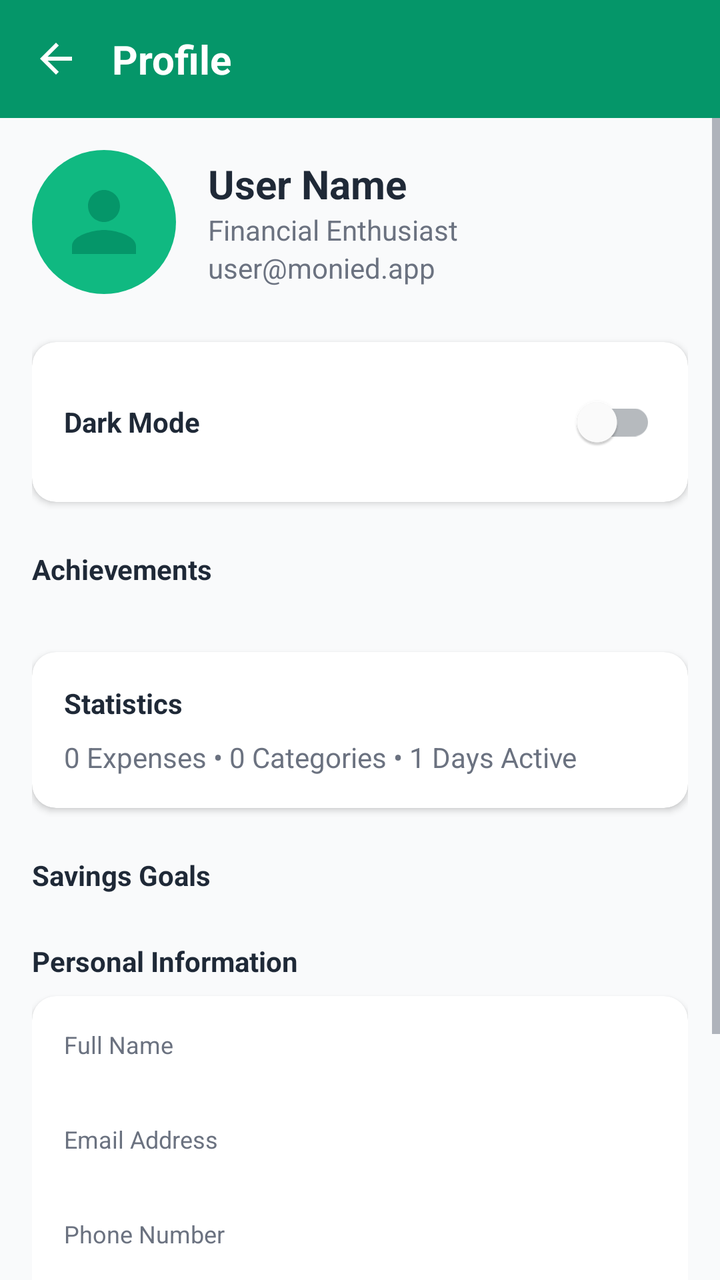
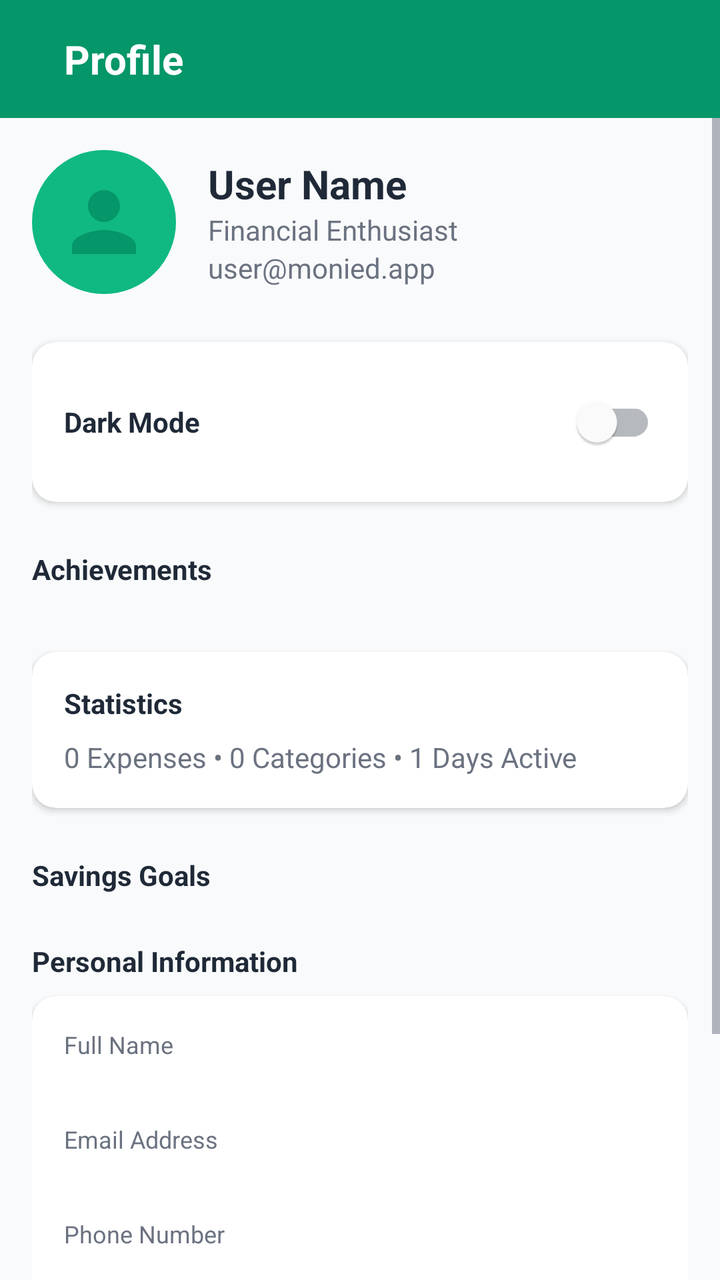

Before-and-after screenshots of an Android layout around one commit, followed by the original layout XML and the change that was made.
<!-- AndroidManifest.xml: application theme Theme.Monied -->
<!-- res/layout/fragment_profile.xml -->
<?xml version="1.0" encoding="utf-8"?>
<LinearLayout xmlns:android="http://schemas.android.com/apk/res/android"
    xmlns:app="http://schemas.android.com/apk/res-auto"
    android:layout_width="match_parent"
    android:layout_height="match_parent"
    android:orientation="vertical"
    android:background="?attr/android:windowBackground">

    
    <LinearLayout
        android:layout_width="match_parent"
        android:layout_height="wrap_content"
        android:background="@color/emerald_600"
        android:orientation="horizontal"
        android:padding="16dp"
        android:gravity="center_vertical">

        <ImageButton
            android:id="@+id/btnBack"
            android:layout_width="wrap_content"
            android:layout_height="wrap_content"
            android:background="?attr/selectableItemBackgroundBorderless"
            android:src="@drawable/ic_back"
            app:tint="@color/white"
            android:contentDescription="@string/cd_back_button" />

        <TextView
            android:layout_width="wrap_content"
            android:layout_height="wrap_content"
            android:layout_marginStart="16dp"
            android:text="Profile"
            android:textColor="@color/white"
            android:textSize="20sp"
            android:textStyle="bold" />
    </LinearLayout>

    <ScrollView
        android:layout_width="match_parent"
        android:layout_height="match_parent">

        <LinearLayout
            android:layout_width="match_parent"
            android:layout_height="wrap_content"
            android:orientation="vertical"
            android:padding="16dp">

            
            <LinearLayout
                android:layout_width="match_parent"
                android:layout_height="wrap_content"
                android:orientation="horizontal"
                android:gravity="center_vertical"
                android:layout_marginBottom="24dp">

                <ImageView
                    android:layout_width="72dp"
                    android:layout_height="72dp"
                    android:src="@drawable/ic_person"
                    android:background="@drawable/circle_background"
                    app:tint="@color/emerald_600"
                    android:padding="12dp" />

                <LinearLayout
                    android:layout_width="0dp"
                    android:layout_weight="1"
                    android:layout_height="wrap_content"
                    android:layout_marginStart="16dp"
                    android:orientation="vertical">

                    <TextView
                        android:id="@+id/tvFullName"
                        android:layout_width="wrap_content"
                        android:layout_height="wrap_content"
                        android:text="User Name"
                        android:textSize="20sp"
                        android:textStyle="bold"
                        android:textColor="?attr/colorOnSurface" />

                    <TextView
                        android:id="@+id/tvUserRole"
                        android:layout_width="wrap_content"
                        android:layout_height="wrap_content"
                        android:text="Financial Enthusiast"
                        android:textColor="?attr/android:textColorSecondary" />

                    <TextView
                        android:id="@+id/tvEmail"
                        android:layout_width="wrap_content"
                        android:layout_height="wrap_content"
                        android:text="user@monied.app"
                        android:textColor="?attr/android:textColorSecondary" />
                </LinearLayout>
            </LinearLayout>

            
            <com.google.android.material.card.MaterialCardView
                android:layout_width="match_parent"
                android:layout_height="wrap_content"
                android:layout_marginBottom="24dp"
                app:cardCornerRadius="12dp"
                app:cardElevation="2dp"
                app:cardBackgroundColor="?attr/colorSurface">

                <LinearLayout
                    android:layout_width="match_parent"
                    android:layout_height="wrap_content"
                    android:orientation="horizontal"
                    android:padding="16dp"
                    android:gravity="center_vertical">

                    <TextView
                        android:layout_width="0dp"
                        android:layout_weight="1"
                        android:layout_height="wrap_content"
                        android:text="Dark Mode"
                        android:textStyle="bold"
                        android:textColor="?attr/colorOnSurface" />

                    <com.google.android.material.switchmaterial.SwitchMaterial
                        android:id="@+id/switchDarkMode"
                        android:layout_width="wrap_content"
                        android:layout_height="wrap_content" />
                </LinearLayout>
            </com.google.android.material.card.MaterialCardView>

            
            <TextView
                android:layout_width="match_parent"
                android:layout_height="wrap_content"
                android:text="Achievements"
                android:textStyle="bold"
                android:textColor="?attr/colorOnSurface"
                android:layout_marginBottom="8dp" />

            <androidx.recyclerview.widget.RecyclerView
                android:id="@+id/rvBadges"
                android:layout_width="match_parent"
                android:layout_height="wrap_content"
                android:layout_marginBottom="24dp"
                android:orientation="horizontal"
                app:layoutManager="androidx.recyclerview.widget.LinearLayoutManager" />

            
            <com.google.android.material.card.MaterialCardView
                android:layout_width="match_parent"
                android:layout_height="wrap_content"
                android:layout_marginBottom="24dp"
                app:cardCornerRadius="12dp"
                app:cardElevation="2dp"
                app:cardBackgroundColor="?attr/colorSurface">

                <LinearLayout
                    android:layout_width="match_parent"
                    android:layout_height="wrap_content"
                    android:orientation="vertical"
                    android:padding="16dp">

                    <TextView
                        android:layout_width="wrap_content"
                        android:layout_height="wrap_content"
                        android:text="Statistics"
                        android:textStyle="bold"
                        android:textColor="?attr/colorOnSurface"
                        android:layout_marginBottom="8dp"/>

                    <TextView
                        android:id="@+id/tvStats"
                        android:layout_width="wrap_content"
                        android:layout_height="wrap_content"
                        android:text="0 Expenses • 0 Categories • 1 Days Active"
                        android:textColor="?attr/android:textColorSecondary" />
                </LinearLayout>
            </com.google.android.material.card.MaterialCardView>

            
            <TextView
                android:layout_width="match_parent"
                android:layout_height="wrap_content"
                android:text="Savings Goals"
                android:textStyle="bold"
                android:textColor="?attr/colorOnSurface"
                android:layout_marginBottom="8dp" />

            <androidx.recyclerview.widget.RecyclerView
                android:id="@+id/rvSavingsGoals"
                android:layout_width="match_parent"
                android:layout_height="wrap_content"
                android:layout_marginBottom="16dp"
                android:nestedScrollingEnabled="false" />

            
            <TextView
                android:layout_width="match_parent"
                android:layout_height="wrap_content"
                android:text="Personal Information"
                android:textStyle="bold"
                android:textColor="?attr/colorOnSurface"
                android:layout_marginBottom="8dp" />

            <com.google.android.material.card.MaterialCardView
                android:layout_width="match_parent"
                android:layout_height="wrap_content"
                android:layout_marginBottom="16dp"
                app:cardCornerRadius="12dp"
                app:cardElevation="2dp"
                app:cardBackgroundColor="?attr/colorSurface">

                <LinearLayout
                    android:layout_width="match_parent"
                    android:layout_height="wrap_content"
                    android:orientation="vertical"
                    android:padding="16dp">

                    <TextView
                        android:layout_width="wrap_content"
                        android:layout_height="wrap_content"
                        android:text="Full Name"
                        android:textColor="?attr/android:textColorSecondary"
                        android:textSize="12sp" />

                    <TextView
                        android:id="@+id/tvInfoFullName"
                        android:layout_width="match_parent"
                        android:layout_height="wrap_content"
                        android:textColor="?attr/colorOnSurface"
                        android:textSize="14sp"
                        android:layout_marginBottom="12dp" />

                    <TextView
                        android:layout_width="wrap_content"
                        android:layout_height="wrap_content"
                        android:text="Email Address"
                        android:textColor="?attr/android:textColorSecondary"
                        android:textSize="12sp" />

                    <TextView
                        android:id="@+id/tvInfoEmail"
                        android:layout_width="match_parent"
                        android:layout_height="wrap_content"
                        android:textColor="?attr/colorOnSurface"
                        android:textSize="14sp"
                        android:layout_marginBottom="12dp" />

                    <TextView
                        android:layout_width="wrap_content"
                        android:layout_height="wrap_content"
                        android:text="Phone Number"
                        android:textColor="?attr/android:textColorSecondary"
                        android:textSize="12sp" />

                    <TextView
                        android:id="@+id/tvInfoPhone"
                        android:layout_width="match_parent"
                        android:layout_height="wrap_content"
                        android:textColor="?attr/colorOnSurface"
                        android:textSize="14sp" />
                </LinearLayout>
            </com.google.android.material.card.MaterialCardView>

            
            <Button
                android:id="@+id/btnLogout"
                style="@style/Widget.Monied.Button"
                android:layout_width="match_parent"
                android:layout_height="56dp"
                android:text="Logout"
                android:backgroundTint="@color/red_600"
                android:layout_marginTop="16dp"
                android:layout_marginBottom="32dp" />

        </LinearLayout>
    </ScrollView>
</LinearLayout>
<!-- resources referenced by this layout -->
<resources>
  <color name="emerald_600">#059669</color>
  <color name="red_600">#DC2626</color>
  <color name="white">#FFFFFF</color>
  <!-- drawable circle_background (drawable) -->
  <?xml version="1.0" encoding="utf-8"?>
  <shape xmlns:android="http://schemas.android.com/apk/res/android"
      android:shape="oval">
      <solid android:color="@color/emerald_500" />
  </shape>
  <!-- drawable ic_back (drawable) -->
  <vector xmlns:android="http://schemas.android.com/apk/res/android"
      android:width="24dp"
      android:height="24dp"
      android:viewportWidth="24"
      android:viewportHeight="24"
      android:tint="#333333">
      <path
          android:fillColor="@android:color/white"
          android:pathData="M20,11H7.83l5.59,-5.59L12,4l-8,8 8,8 1.41,-1.41L7.83,13H20v-2z"/>
  </vector>
  <!-- drawable ic_person (drawable) -->
  <vector xmlns:android="http://schemas.android.com/apk/res/android"
      android:width="24dp"
      android:height="24dp"
      android:viewportWidth="24"
      android:viewportHeight="24">
      <path
          android:fillColor="@color/white"
          android:pathData="M12,12c2.21,0 4,-1.79 4,-4s-1.79,-4 -4,-4 -4,1.79 -4,4 1.79,4 4,4zM12,14c-2.67,0 -8,1.34 -8,4v2h16v-2c0,-2.66 -5.33,-4 -8,-4z"/>
  </vector>
  <string name="cd_back_button">Back button</string>
  <style name="Widget.Monied.Button" parent="Widget.MaterialComponents.Button">
          <item name="android:textColor">@color/white</item>
          <item name="backgroundTint">@color/emerald_600</item>
          <item name="cornerRadius">8dp</item>
          <item name="android:minHeight">48dp</item>
          <item name="android:textAllCaps">false</item>
          <item name="android:fontFamily">sans-serif-medium</item>
      </style>
  <color name="emerald_500">#10B981</color>
  <color name="emerald_700">#047857</color>
  <color name="background_light">#F9FAFB</color>
  <color name="surface_light">#FFFFFF</color>
  <color name="text_primary_light">#1F2937</color>
  <color name="text_secondary_light">#6B7280</color>
  <color name="error">#DC2626</color>
  <style name="Widget.Monied.BottomNavigationView" parent="Widget.MaterialComponents.BottomNavigationView">
          <item name="itemIconTint">@color/bottom_nav_color</item>
          <item name="itemTextColor">@color/bottom_nav_color</item>
          <item name="android:background">@color/white</item>
          <item name="elevation">8dp</item>
          <item name="labelVisibilityMode">labeled</item>
      </style>
  <style name="Widget.Monied.CardView" parent="Widget.MaterialComponents.CardView">
          <item name="cardCornerRadius">16dp</item>
          <item name="cardElevation">2dp</item>
          <item name="cardBackgroundColor">@color/white</item>
      </style>
  <style name="Widget.Monied.TextInputLayout" parent="Widget.MaterialComponents.TextInputLayout.OutlinedBox">
          <item name="boxStrokeColor">@color/emerald_600</item>
          <item name="hintTextColor">@color/emerald_600</item>
          <item name="android:textColorHint">@color/gray_500</item>
      </style>
  <color name="gray_500">#6B7280</color>
  <!-- unchanged entries left out for length: 1 -->
</resources>

<!-- the commit's change to res/layout/fragment_profile.xml (unified diff, before → after) -->
@@ -14,15 +14,6 @@
         android:orientation="horizontal"
         android:padding="16dp"
         android:gravity="center_vertical">
-
-        <ImageButton
-            android:id="@+id/btnBack"
-            android:layout_width="wrap_content"
-            android:layout_height="wrap_content"
-            android:background="?attr/selectableItemBackgroundBorderless"
-            android:src="@drawable/ic_back"
-            app:tint="@color/white"
-            android:contentDescription="@string/cd_back_button" />
 
         <TextView
             android:layout_width="wrap_content"
<!-- resource entries referenced after the edit -->
@@ -9,17 +9,6 @@
       android:shape="oval">
       <solid android:color="@color/emerald_500" />
   </shape>
-  <!-- drawable ic_back (drawable) -->
-  <vector xmlns:android="http://schemas.android.com/apk/res/android"
-      android:width="24dp"
-      android:height="24dp"
-      android:viewportWidth="24"
-      android:viewportHeight="24"
-      android:tint="#333333">
-      <path
-          android:fillColor="@android:color/white"
-          android:pathData="M20,11H7.83l5.59,-5.59L12,4l-8,8 8,8 1.41,-1.41L7.83,13H20v-2z"/>
-  </vector>
   <!-- drawable ic_person (drawable) -->
   <vector xmlns:android="http://schemas.android.com/apk/res/android"
       android:width="24dp"
@@ -30,7 +19,6 @@
           android:fillColor="@color/white"
           android:pathData="M12,12c2.21,0 4,-1.79 4,-4s-1.79,-4 -4,-4 -4,1.79 -4,4 1.79,4 4,4zM12,14c-2.67,0 -8,1.34 -8,4v2h16v-2c0,-2.66 -5.33,-4 -8,-4z"/>
   </vector>
-  <string name="cd_back_button">Back button</string>
   <style name="Widget.Monied.Button" parent="Widget.MaterialComponents.Button">
           <item name="android:textColor">@color/white</item>
           <item name="backgroundTint">@color/emerald_600</item>
